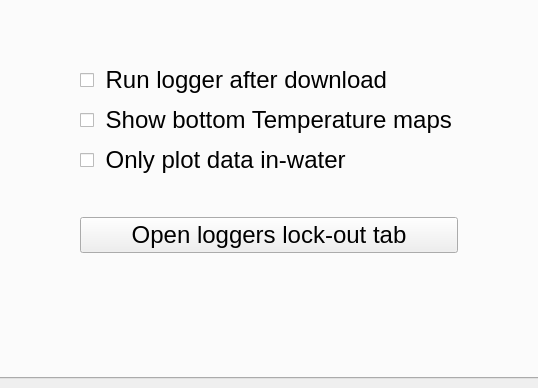
LowellInstruments/ddh_old, file ddh/gui/designer_main.ui: the form before one commit; both pictures show x 140 to 678 and y 110 to 498 of the 818 by 498 pixel window.
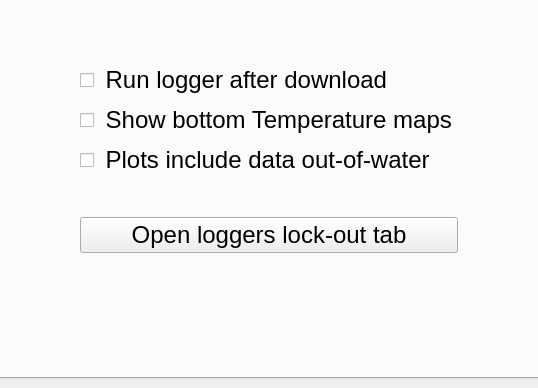
The form after the commit. The open tabs and pages were chosen to show the change. Icons and pictures are not drawn.

What changed in the file:
```diff
--- a/ddh/gui/designer_main.ui
+++ b/ddh/gui/designer_main.ui
@@ -1482,7 +1482,7 @@
           <item row="3" column="1">
            <widget class="QCheckBox" name="chk_plt_outside_water">
             <property name="text">
-             <string> Only plot data in-water</string>
+             <string> Plots include data out-of-water</string>
             </property>
            </widget>
           </item>
```
Left out of the diff: 2 changed lines with no effect on the pictures.
